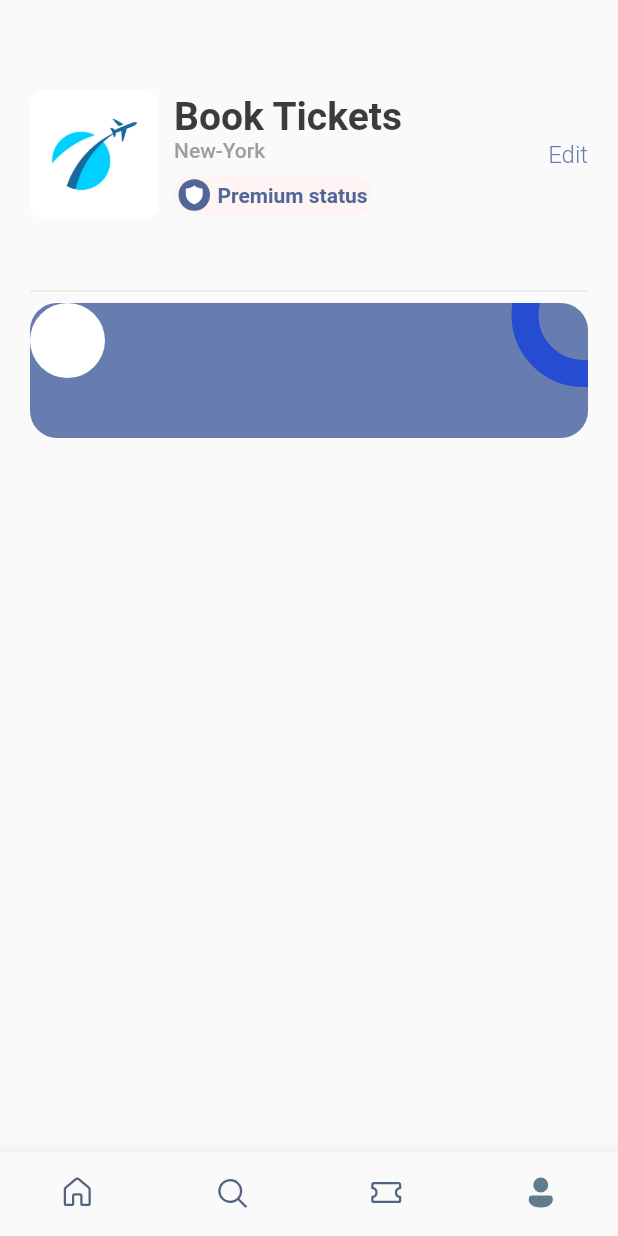
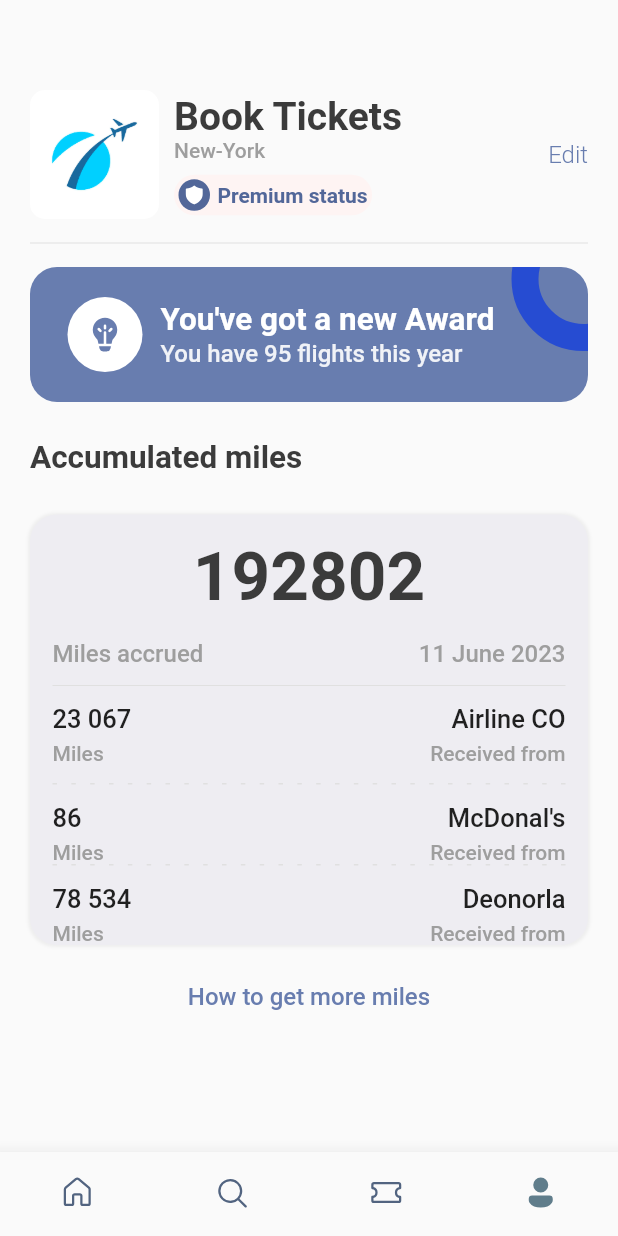
Before and after one commit to Deonorla/Book_Ticket, a Flutter app: the screen it shows after launch, item 4 of the bottom bar chosen, on a phone screen of 412 x 824 dp. Run offline on Flutter 3.47's test engine with Material 2 defaults, Android fonts, the phone set to English and light mode, and no system bars; our stand-ins replace barcode_widget, fluentui_icons, gap, get.

Commit message:
[profile screen 100% done ]

```diff
--- a/lib/screens/profile_screen.dart
+++ b/lib/screens/profile_screen.dart
@@ -2,6 +2,8 @@ import 'package:fluentui_icons/fluentui_icons.dart';
 import 'package:flutter/material.dart';
 import 'package:gap/gap.dart';
 import 'package:tickets/utils/app_layout.dart';
+import 'package:tickets/widgets/column_layout.dart';
+import 'package:tickets/widgets/layout_builder_widget.dart';
 
 import '../utils/app_styles.dart';
 
@@ -78,8 +80,9 @@ class  ProfileScreen extends StatelessWidget {
                 )
               ],
             ),
-            Gap(AppLayout.getHeight(40)),
+            Gap(AppLayout.getHeight(8)),
             Divider(color: Colors.grey.shade300,),
+            Gap(AppLayout.getHeight(8)),
             Stack(
               children: [
                 Container(
@@ -102,20 +105,121 @@ class  ProfileScreen extends StatelessWidget {
                   ),
                 ),
                 ),
-                Row(
+                Container(
+                  padding: EdgeInsets.symmetric(horizontal: AppLayout.getHeight(25), vertical: AppLayout.getHeight(20)),
+                  child: Row(
+                    mainAxisAlignment: MainAxisAlignment.start,
+                    crossAxisAlignment: CrossAxisAlignment.center,
                     children: [
                       CircleAvatar(
+                        child: Icon(FluentSystemIcons.ic_fluent_lightbulb_filament_filled, color: Styles.primaryColor, size: 27,),
                         maxRadius: 25,
                         backgroundColor: Colors.white,
+                      ),
+                      Gap(AppLayout.getHeight(12)),
+                      Column(
+                        crossAxisAlignment: CrossAxisAlignment.start,
+                        children: [
+                          Text(
+                            'You\'ve got a new Award',
+                            style: Styles.headLineStyle2.copyWith(
+                              fontWeight: FontWeight.bold,
+                                color: Colors.white
+                            ),
+                          ),
+                          Text(
+                          'You have 95 flights this year',
+                          style: Styles.headLineStyle2.copyWith(
+                              fontWeight: FontWeight.w500,
+                              fontSize: 16,
+                              color: Colors.white.withOpacity(0.9)
+                              ),
+                          )
+                        ],
                       )
                     ],
 
+                  ),
                 )
               ],
+            ),
+            Gap(AppLayout.getHeight(25)),
+            Text("Accumulated miles", style: Styles.headLineStyle2),
+            Gap(AppLayout.getHeight(25)),
+            Container(
+              padding: EdgeInsets.symmetric(horizontal: AppLayout.getWidth(15)),
+              decoration: BoxDecoration(
+                borderRadius: BorderRadius.circular(AppLayout.getWidth(18)),
+                color: Styles.bgColor,
+                boxShadow: [
+                  BoxShadow(
+                    color: Colors.grey.shade200,
+                    blurRadius: 1,
+                    spreadRadius: 1
                   )
                 ]
               ),
-
+              child: Column(
+                children: [
+                  Gap(AppLayout.getHeight(15)),
+                  Text(
+                    "192802",
+                    style: TextStyle(
+                      fontSize: 45, color: Styles.textColor, fontWeight: FontWeight.w600
+                    ),
+                  ),
+                  Gap(AppLayout.getHeight(15)),
+                  Row(
+                    mainAxisAlignment: MainAxisAlignment.spaceBetween ,
+                    children: [
+                       Text('Miles accrued', style: Styles.headLineStyle4.copyWith(fontSize: 16) ),
+                       Text('11 June 2023', style: Styles.headLineStyle4.copyWith(fontSize: 16) ),
+                    ],
+                  ),
+                  Gap(AppLayout.getHeight(4)),
+                  Divider(color: Colors.grey.shade300,),
+                  Gap(AppLayout.getHeight(4)),
+                  Row(
+                    mainAxisAlignment: MainAxisAlignment.spaceBetween,
+                    children: const [
+                      AppColumnLayout(firstText: '23 067', secondText: "Miles", alignment: CrossAxisAlignment.start, isColor: false),
+                      AppColumnLayout(firstText: 'Airline CO', secondText: "Received from", alignment: CrossAxisAlignment.end, isColor: false)
+                    ],
+                  ),
+                  Gap(AppLayout.getHeight(12)),
+                  const AppLayoutBuilderWidget(sections: 12, isColor: false),
+                  Gap(AppLayout.getHeight(12)),
+                  Row(
+                    mainAxisAlignment: MainAxisAlignment.spaceBetween,
+                    children: const [
+                      AppColumnLayout(firstText: '86', secondText: "Miles", alignment: CrossAxisAlignment.start, isColor: false),
+                      AppColumnLayout(firstText: 'McDonal\'s', secondText: "Received from", alignment: CrossAxisAlignment.end, isColor: false)
+                    ],
+                  ),
+                  const AppLayoutBuilderWidget(sections: 12, isColor: false),
+                  Gap(AppLayout.getHeight(12)),
+                  Row(
+                    mainAxisAlignment: MainAxisAlignment.spaceBetween,
+                    children: const [
+                      AppColumnLayout(firstText: '78 534', secondText: "Miles", alignment: CrossAxisAlignment.start, isColor: false),
+                      AppColumnLayout(firstText: 'Deonorla', secondText: "Received from", alignment: CrossAxisAlignment.end, isColor: false)
+                    ],
+                  )
+                ],
+              ),
+            ),
+            Gap(AppLayout.getHeight(25)),
+            InkWell(
+              onTap: ()=> print("tapped"),
+              child: Center(
+                child: Text('How to get more miles', style: Styles.textStyle.copyWith(
+                  color: Styles.primaryColor,
+                  fontWeight: FontWeight.w500
+                )),
+              ),
+            )
+          ]
+      ),
     );
   }
 }
```
Lines whose indentation alone changed are shown as unchanged.
